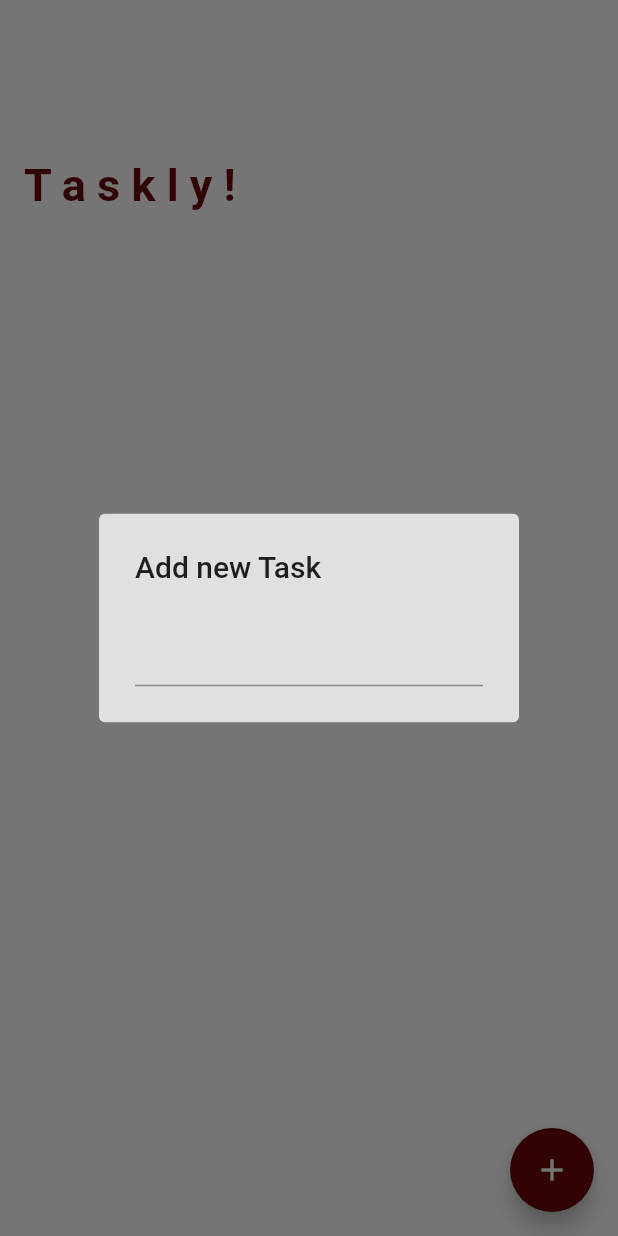
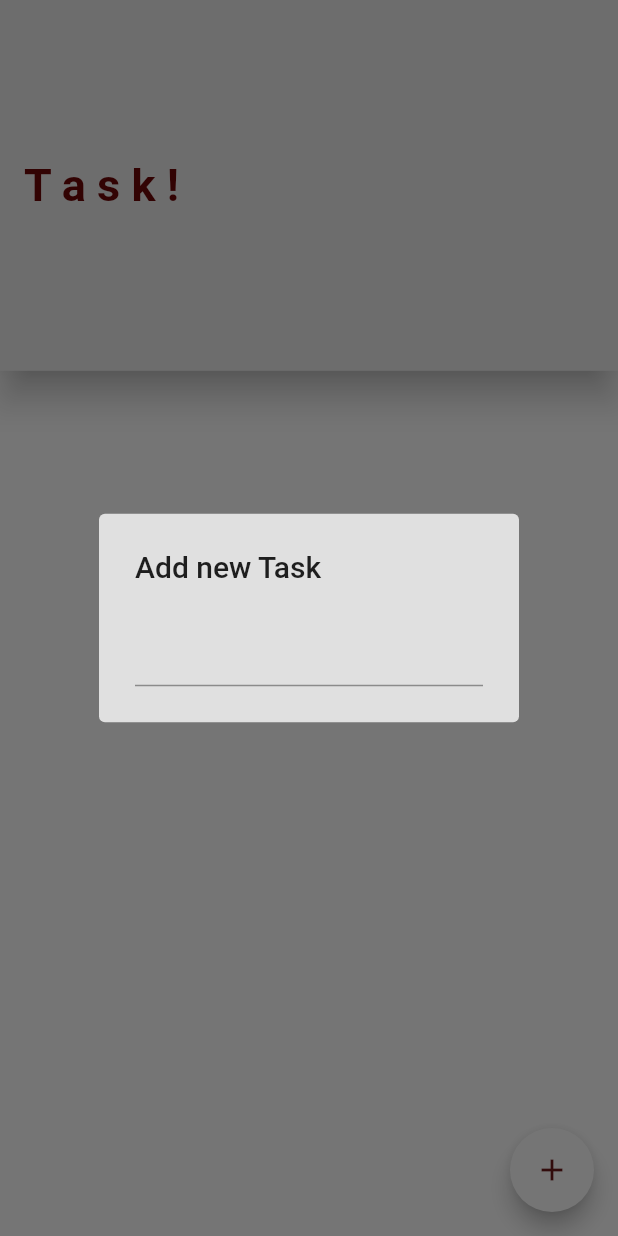
Before and after one commit to sajibahmedb98/Taskly, a Flutter app: the screen it shows after launch, after a tap on the "add" icon, on a phone screen of 412 x 824 dp. Run offline on Flutter 3.47's test engine with Material 2 defaults, Android fonts, the phone set to English and light mode, and no system bars; our stand-ins replace flutter_slidable, hive_flutter; accounts and stored records are empty.

Commit message:
hive user data update and store

```diff
--- a/lib/main.dart
+++ b/lib/main.dart
@@ -14,7 +14,7 @@ class MyApp extends StatelessWidget {
   Widget build(BuildContext context) {
     return MaterialApp(
       debugShowCheckedModeBanner: false,
-      title: 'Taskly',
+      title: 'Task',
       theme: ThemeData(
         primarySwatch: Colors.grey,
       ),
--- a/lib/pages/home_pages.dart
+++ b/lib/pages/home_pages.dart
@@ -1,6 +1,7 @@
 import 'package:flutter/material.dart';
 import 'package:hive_flutter/hive_flutter.dart';
 import 'package:task_app/models/task.dart';
+import 'package:flutter_slidable/flutter_slidable.dart';
 
 class Homepge extends StatefulWidget {
   const Homepge({super.key});
@@ -20,11 +21,12 @@ class _HomepgeState extends State<Homepge> {
     _deviceHeight = MediaQuery.of(context).size.width;
     return Scaffold(
       appBar: AppBar(
-        backgroundColor: Colors.white,
-        elevation: 0,
+        backgroundColor: Colors.grey[200],
+        elevation: 10,
+        scrolledUnderElevation: _deviceHeight * 0.10,
         toolbarHeight: _deviceHeight * 0.60,
         title: const Text(
-          'T a s k l y !',
+          'T a s k !',
           style: TextStyle(
               fontSize: 30,
               fontWeight: FontWeight.bold,
@@ -44,6 +46,7 @@ class _HomepgeState extends State<Homepge> {
       itemBuilder: (BuildContext context, int index) {
         var task = Task.fromMap(tasks[index]);
         return ListTile(
+          contentPadding: const EdgeInsets.symmetric(horizontal: 25),
           title: Text(
             task.content,
             style: TextStyle(
@@ -59,6 +62,23 @@ class _HomepgeState extends State<Homepge> {
           subtitle: Text(
             DateTime.now().toString(),
           ),
+          onTap: () {
+            setState(
+              () {
+                task.isDone = !task.isDone;
+                _box!.putAt(
+                  index,
+                  task.toMap(),
+                );
+              },
+            );
+          },
+          onLongPress: () {
+            _box!.deleteAt(index);
+            setState(() {
+
+            });
+          },
         );
       },
     );
@@ -82,10 +102,10 @@ class _HomepgeState extends State<Homepge> {
 
   Widget _addTaskButton() {
     return FloatingActionButton(
-      splashColor: Colors.red,
-      backgroundColor: const Color.fromARGB(255, 110, 6, 6),
+      splashColor: const Color.fromARGB(255, 110, 6, 6),
+      backgroundColor: const Color.fromARGB(255, 255, 255, 255),
       onPressed: _displayTaskPopop,
-      child: const Icon(Icons.add, color: Colors.white),
+      child: const Icon(Icons.add, color: Color.fromARGB(255, 109, 27, 27)),
     );
   }
 
@@ -98,7 +118,20 @@ class _HomepgeState extends State<Homepge> {
             elevation: 0,
             title: const Text('Add new Task'),
             content: TextField(
-              onSubmitted: (value) {},
+              onSubmitted: (_) {
+                if (_newTaskContent != null) {
+                  var task = Task(
+                    content: _newTaskContent!,
+                    isDone: false,
+                    dateTime: DateTime,
+                  );
+                  _box!.add(task.toMap());
+                  setState(() {
+                    _newTaskContent = null;
+                    Navigator.pop(context);
+                  });
+                }
+              },
               onChanged: (value) {
                 setState(() {
                   _newTaskContent = value;
--- a/pubspec.yaml
+++ b/pubspec.yaml
@@ -32,6 +32,7 @@ dependencies:
     sdk: flutter
   hive: "^2.2.3"
   hive_flutter: "^1.1.0"
+  flutter_slidable: ^2.0.0
 
 
   # The following adds the Cupertino Icons font to your application.
```
Also changed, not shown: pubspec.lock, 4 other files.
